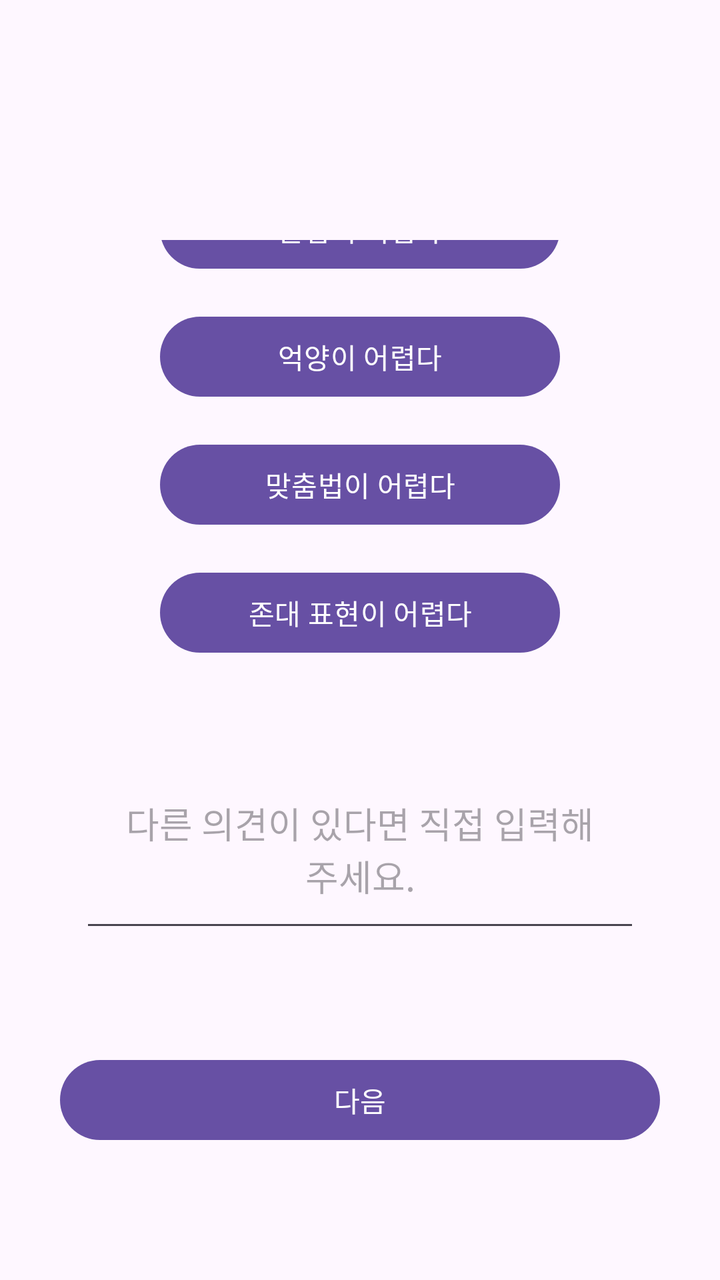
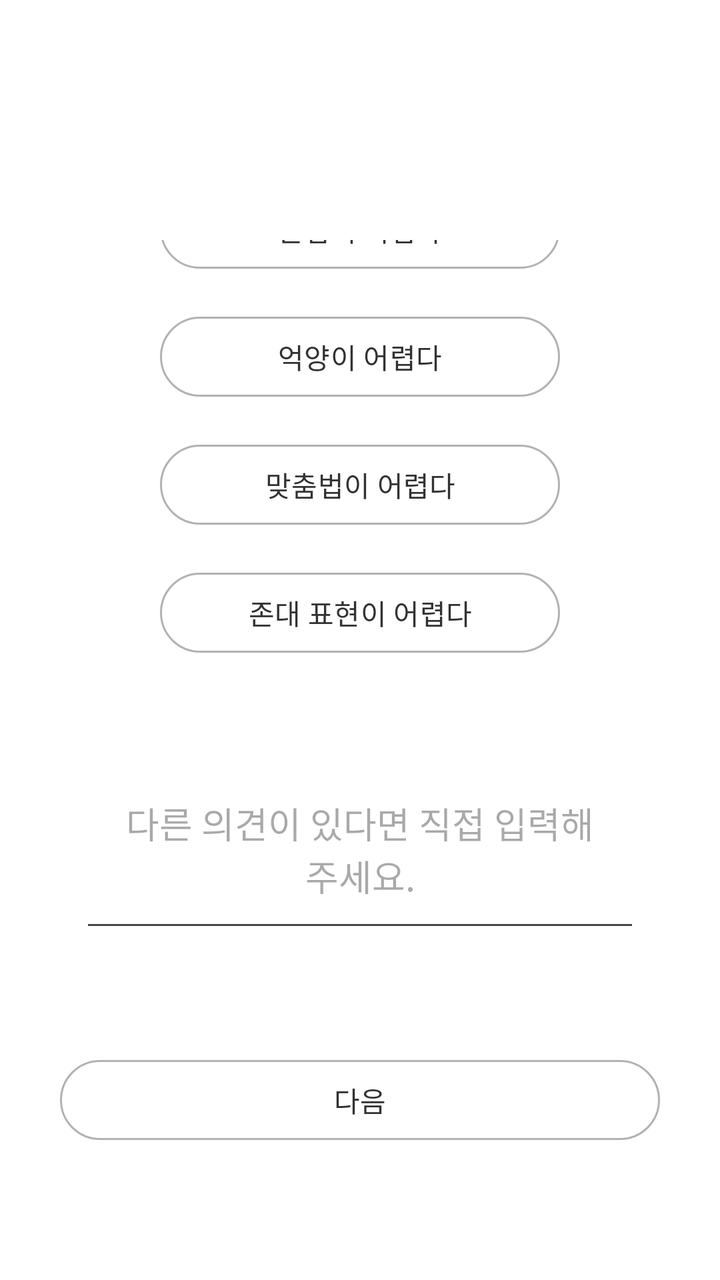

Before-and-after screenshots of an Android layout around one commit, followed by the original layout XML and the change that was made.
<!-- AndroidManifest.xml: application theme Theme.GURU2 -->
<!-- res/layout/fragment_survey_q2.xml -->
<?xml version="1.0" encoding="utf-8"?>
<androidx.constraintlayout.widget.ConstraintLayout xmlns:android="http://schemas.android.com/apk/res/android"
    xmlns:app="http://schemas.android.com/apk/res-auto"
    xmlns:tools="http://schemas.android.com/tools"
    android:layout_width="match_parent"
    android:layout_height="match_parent"
    android:paddingTop="120dp"
    tools:context=".SurveyQ2Fragment">

    

    
    <TextView
        android:id="@+id/Q2TextView"
        android:layout_width="249dp"
        android:layout_height="57dp"
        android:layout_marginBottom="20dp"
        android:text="한국어 학습에 있어 가장 어려운 점은 무엇인가요?"
        android:textAlignment="center"
        android:textAllCaps="false"
        android:textSize="16sp"
        android:textStyle="bold"
        app:layout_constraintBottom_toTopOf="@+id/btnHard1"
        app:layout_constraintEnd_toEndOf="parent"
        app:layout_constraintHorizontal_bias="0.493"
        app:layout_constraintStart_toStartOf="parent" />

    
    <Button
        android:id="@+id/btnHard1"
        android:layout_width="0dp"
        android:layout_height="wrap_content"
        android:layout_marginStart="80dp"
        android:layout_marginEnd="80dp"
        android:layout_marginBottom="16dp"
        android:text="문법이 어렵다"
        app:layout_constraintBottom_toTopOf="@+id/btnHard2"
        app:layout_constraintEnd_toEndOf="parent"
        app:layout_constraintHorizontal_bias="0.0"
        app:layout_constraintStart_toStartOf="parent" />

    <Button
        android:id="@+id/btnHard2"
        android:layout_width="0dp"
        android:layout_height="wrap_content"
        android:layout_marginStart="80dp"
        android:layout_marginEnd="80dp"
        android:layout_marginBottom="16dp"
        android:text="억양이 어렵다"
        app:layout_constraintBottom_toTopOf="@+id/btnHard3"
        app:layout_constraintEnd_toEndOf="parent"
        app:layout_constraintHorizontal_bias="0.0"
        app:layout_constraintStart_toStartOf="parent" />

    <Button
        android:id="@+id/btnHard3"
        android:layout_width="0dp"
        android:layout_height="wrap_content"
        android:layout_marginStart="80dp"
        android:layout_marginEnd="80dp"
        android:layout_marginBottom="16dp"
        android:text="맞춤법이 어렵다"
        app:layout_constraintBottom_toTopOf="@+id/btnHard4"
        app:layout_constraintEnd_toEndOf="parent"
        app:layout_constraintHorizontal_bias="0.0"
        app:layout_constraintStart_toStartOf="parent" />

    <Button
        android:id="@+id/btnHard4"
        android:layout_width="0dp"
        android:layout_height="wrap_content"
        android:layout_marginStart="80dp"
        android:layout_marginEnd="80dp"
        android:layout_marginBottom="48dp"
        android:text="존대 표현이 어렵다"
        app:layout_constraintBottom_toTopOf="@+id/editText"
        app:layout_constraintEnd_toEndOf="parent"
        app:layout_constraintHorizontal_bias="0.0"
        app:layout_constraintStart_toStartOf="parent" />

    

    

    <EditText
        android:id="@+id/editText"
        android:layout_width="0dp"
        android:layout_height="wrap_content"
        android:layout_marginStart="40dp"
        android:layout_marginEnd="40dp"
        android:layout_marginBottom="55dp"
        android:hint="다른 의견이 있다면 직접 입력해주세요."
        android:padding="20dp"
        android:textAlignment="center"
        app:layout_constraintBottom_toTopOf="@+id/btnNext"
        app:layout_constraintEnd_toEndOf="parent"
        app:layout_constraintHorizontal_bias="0.0"
        app:layout_constraintStart_toStartOf="parent" />

    <Button
        android:id="@+id/btnNext"
        android:layout_width="match_parent"
        android:layout_height="48dp"
        android:layout_marginStart="30dp"
        android:layout_marginEnd="30dp"
        android:layout_marginBottom="66dp"
        android:text="다음"
        app:layout_constraintBottom_toBottomOf="parent"
        app:layout_constraintEnd_toEndOf="parent"
        app:layout_constraintHorizontal_bias="1.0"
        app:layout_constraintStart_toEndOf="@+id/toolbar" />

</androidx.constraintlayout.widget.ConstraintLayout>
<!-- resources referenced by this layout -->
<resources>
  <style name="Theme.GURU2" parent="Base.Theme.GURU2" />
  <style name="Base.Theme.GURU2" parent="Theme.Material3.DayNight.NoActionBar">
          
          
      </style>
</resources>

<!-- the commit's change to res/layout/fragment_survey_q2.xml (unified diff, before → after) -->
@@ -5,6 +5,7 @@
     android:layout_width="match_parent"
     android:layout_height="match_parent"
     android:paddingTop="120dp"
+    android:background="#FFF"
     tools:context=".SurveyQ2Fragment">
 
     
@@ -34,6 +35,10 @@
         android:layout_marginEnd="80dp"
         android:layout_marginBottom="16dp"
         android:text="문법이 어렵다"
+        android:textColor="#323234"
+        app:backgroundTint="#FFF"
+        app:strokeWidth="1dp"
+        app:strokeColor="#B1B2B4"
         app:layout_constraintBottom_toTopOf="@+id/btnHard2"
         app:layout_constraintEnd_toEndOf="parent"
         app:layout_constraintHorizontal_bias="0.0"
@@ -47,6 +52,10 @@
         android:layout_marginEnd="80dp"
         android:layout_marginBottom="16dp"
         android:text="억양이 어렵다"
+        android:textColor="#323234"
+        app:backgroundTint="#FFF"
+        app:strokeWidth="1dp"
+        app:strokeColor="#B1B2B4"
         app:layout_constraintBottom_toTopOf="@+id/btnHard3"
         app:layout_constraintEnd_toEndOf="parent"
         app:layout_constraintHorizontal_bias="0.0"
@@ -60,6 +69,10 @@
         android:layout_marginEnd="80dp"
         android:layout_marginBottom="16dp"
         android:text="맞춤법이 어렵다"
+        android:textColor="#323234"
+        app:backgroundTint="#FFF"
+        app:strokeWidth="1dp"
+        app:strokeColor="#B1B2B4"
         app:layout_constraintBottom_toTopOf="@+id/btnHard4"
         app:layout_constraintEnd_toEndOf="parent"
         app:layout_constraintHorizontal_bias="0.0"
@@ -73,6 +86,10 @@
         android:layout_marginEnd="80dp"
         android:layout_marginBottom="48dp"
         android:text="존대 표현이 어렵다"
+        android:textColor="#323234"
+        app:backgroundTint="#FFF"
+        app:strokeWidth="1dp"
+        app:strokeColor="#B1B2B4"
         app:layout_constraintBottom_toTopOf="@+id/editText"
         app:layout_constraintEnd_toEndOf="parent"
         app:layout_constraintHorizontal_bias="0.0"
@@ -108,6 +125,10 @@
         app:layout_constraintBottom_toBottomOf="parent"
         app:layout_constraintEnd_toEndOf="parent"
         app:layout_constraintHorizontal_bias="1.0"
+        android:textColor="#323234"
+        app:backgroundTint="#FFF"
+        app:strokeWidth="1dp"
+        app:strokeColor="#B1B2B4"
         app:layout_constraintStart_toEndOf="@+id/toolbar" />
 
 </androidx.constraintlayout.widget.ConstraintLayout>
<!-- resource entries referenced after the edit -->
@@ -4,6 +4,7 @@
   <style name="Base.Theme.GURU2" parent="Theme.Material3.DayNight.NoActionBar">
           
           
+  
       </style>
 </resources>
 
